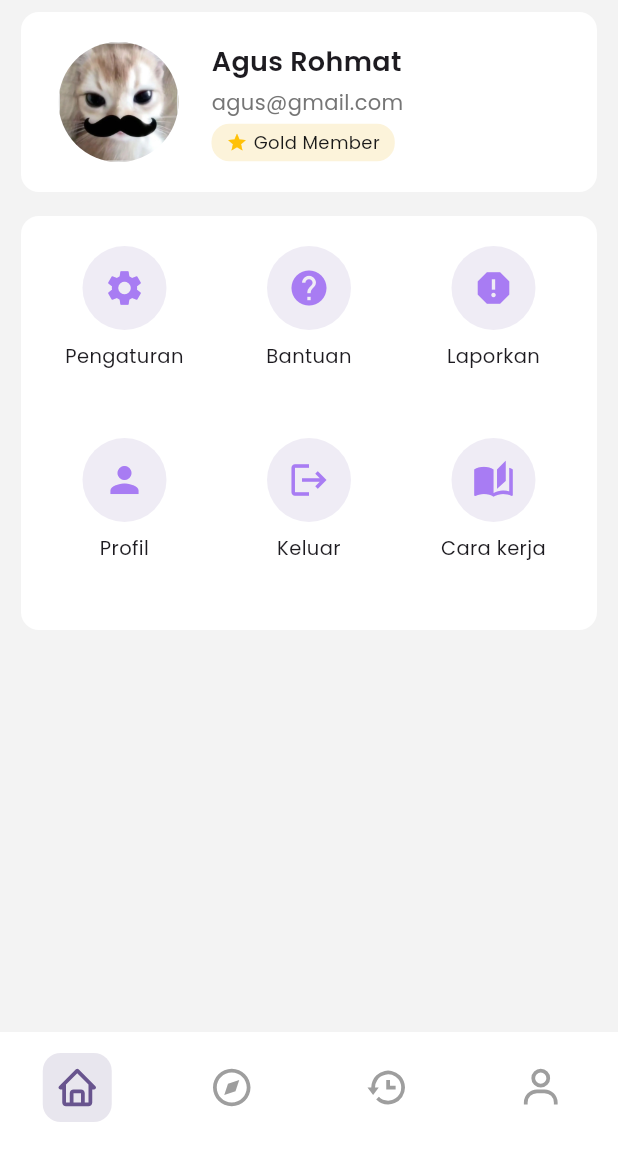
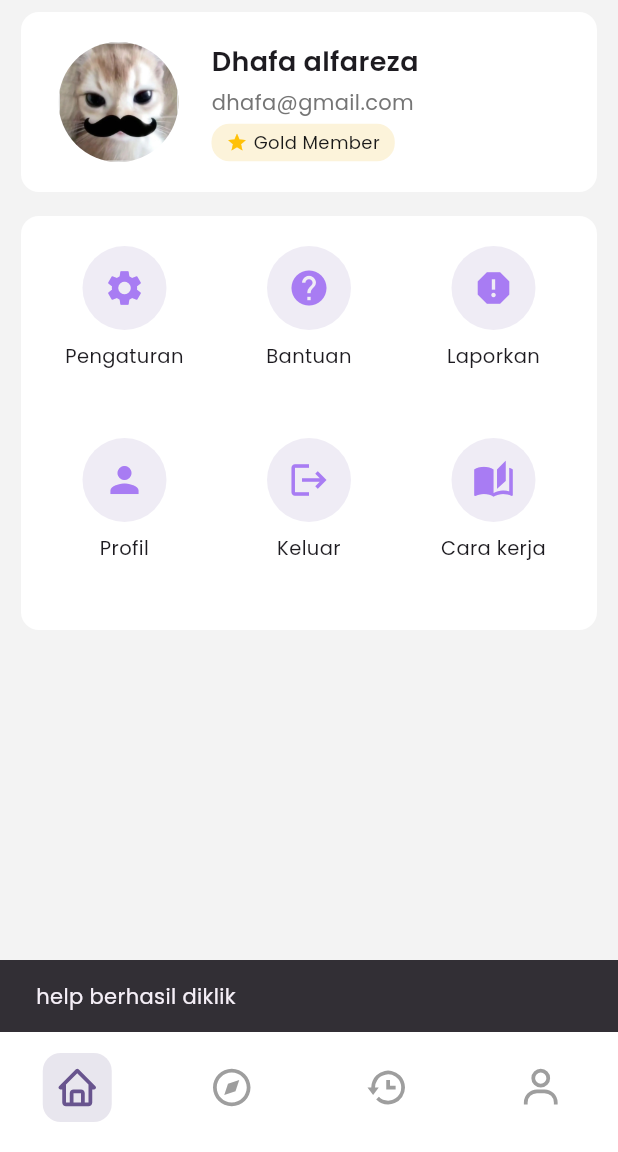
Before and after one commit to Shdhz/Taaruf-app, a Flutter app: the screen it shows after launch, after a tap on "LEWATI", after a tap on "MASUK", after a tap on "Bantuan", on a phone screen of 412 x 824 dp, the part 84-1236 px from its top. Run offline on Flutter 3.47's test engine with Material 3 defaults, Android fonts, the phone set to English and light mode, and no system bars; our stand-ins replace get, google_fonts, icons_plus.

Commit message:
refactor: beranda page and profile page

```diff
--- a/lib/pages/beranda.dart
+++ b/lib/pages/beranda.dart
@@ -12,13 +12,111 @@ class Beranda extends StatefulWidget {
 }
 
 class _BerandaState extends State<Beranda> {
+  // DATA CONFIGURATION - Ubah data di sini
+  final String profileImagePath = "images/download.jpg";
+  final String userName = "Dhafa alfareza";
+  final String userEmail = "dhafa@gmail.com";
+  final String membershipType = "Gold Member";
+  final Color membershipBadgeColor = Color.fromARGB(255, 252, 243, 218);
+  final String appTitle = "Home";
+  final String buttonText = "CV Taaruf";
+
+  // Menu Configuration
+  final List<Map<String, dynamic>> menuConfig = [
+    {
+      'icon': Icons.settings,
+      'label': 'Pengaturan',
+      'action': 'settings',
+      'enabled': true,
+    },
+    {
+      'icon': Icons.help,
+      'label': 'Bantuan',
+      'action': 'help',
+      'enabled': true,
+    },
+    {
+      'icon': Icons.report,
+      'label': 'Laporkan',
+      'action': 'report',
+      'enabled': true,
+    },
+    {
+      'icon': Icons.person,
+      'label': 'Profil',
+      'action': 'profile',
+      'enabled': true,
+    },
+    {
+      'icon': Icons.logout,
+      'label': 'Keluar',
+      'action': 'logout',
+      'enabled': true,
+    },
+    {
+      'icon': Icons.auto_stories,
+      'label': 'Cara kerja',
+      'action': 'how_to',
+      'enabled': true,
+    },
+  ];
+
+  // Messages Configuration
+  final String profileImageClickMessage = "Gambar berhasil kamu klik";
+  final String settingsClickMessage = "Pengaturan berhasil kamu klik";
+  // END DATA CONFIGURATION
+
   int selectedIndex = 0;
+
+  void _handleMenuTap(String action) {
+    switch (action) {
+      case 'settings':
+        ScaffoldMessenger.of(context).showSnackBar(
+          SnackBar(content: Text(settingsClickMessage)),
+        );
+        break;
+      case 'help':
+        // Navigate to help page
+        ScaffoldMessenger.of(context).showSnackBar(
+          SnackBar(content: Text("$action berhasil diklik")),
+        );
+        break;
+      case 'report':
+        // Navigate to report page
+        ScaffoldMessenger.of(context).showSnackBar(
+          SnackBar(content: Text("$action berhasil diklik")),
+        );
+        break;
+      case 'profile':
+        // Navigate to profile page
+        ScaffoldMessenger.of(context).showSnackBar(
+          SnackBar(content: Text("$action berhasil diklik")),
+        );
+        break;
+      case 'logout':
+        // Handle logout
+        ScaffoldMessenger.of(context).showSnackBar(
+          SnackBar(content: Text("$action berhasil diklik")),
+        );
+        break;
+      case 'how_to':
+        // Navigate to how-to page
+        ScaffoldMessenger.of(context).showSnackBar(
+          SnackBar(content: Text("$action berhasil diklik")),
+        );
+        break;
+      default:
+        ScaffoldMessenger.of(context).showSnackBar(
+          SnackBar(content: Text("Aksi tidak dikenali")),
+        );
+    }
+  }
 
   @override
   Widget build(BuildContext context) {
     return Scaffold(
       appBar: AppBar(
-        title: Text('Home', style: TextStyle(color: Colors.deepPurple)),
+        title: Text(appTitle, style: TextStyle(color: Colors.deepPurple)),
         backgroundColor: const Color.fromARGB(255, 255, 255, 255),
         elevation: 0,
         actions: [
@@ -36,8 +134,8 @@ class _BerandaState extends State<Beranda> {
                   borderRadius: BorderRadius.circular(8),
                 ),
               ),
-              child: const Text(
-                'CV Taaruf',
+              child: Text(
+                buttonText,
                 style: TextStyle(color: Color.fromARGB(255, 255, 255, 255)),
               ),
             ),
@@ -62,11 +160,11 @@ class _BerandaState extends State<Beranda> {
                 child: Row(
                   children: [
                     buildClickableOvalImage(
-                      imagePath: 'images/download.jpg',
+                      imagePath: profileImagePath,
                       onTap: () {
                         ScaffoldMessenger.of(context).showSnackBar(
-                          const SnackBar(
-                            content: Text('Gambar berhasil kamu klik'),
+                          SnackBar(
+                            content: Text(profileImageClickMessage),
                           ),
                         );
                       },
@@ -78,10 +176,10 @@ class _BerandaState extends State<Beranda> {
                       child: Column(
                         crossAxisAlignment: CrossAxisAlignment.start,
                         children: [
-                          Text('Agus Rohmat', style: AppTextStyle.h3),
+                          Text(userName, style: AppTextStyle.h3),
                           const SizedBox(height: 4),
                           Text(
-                            'agus@gmail.com',
+                            userEmail,
                             style: AppTextStyle.bodyMedium.copyWith(
                               color: Colors.grey.shade600,
                             ),
@@ -95,12 +193,7 @@ class _BerandaState extends State<Beranda> {
                                   vertical: 4,
                                 ),
                                 decoration: BoxDecoration(
-                                  color: const Color.fromARGB(
-                                    255,
-                                    252,
-                                    243,
-                                    218,
-                                  ),
+                                  color: membershipBadgeColor,
                                   borderRadius: BorderRadius.circular(12),
                                 ),
                                 child: Row(
@@ -112,7 +205,7 @@ class _BerandaState extends State<Beranda> {
                                     ),
                                     const SizedBox(width: 4),
                                     Text(
-                                      'Gold Member',
+                                      membershipType,
                                       style: AppTextStyle.bodySmall.copyWith(
                                         color: const Color.fromARGB(
                                           255,
@@ -146,26 +239,23 @@ class _BerandaState extends State<Beranda> {
                   color: Colors.white,
                   borderRadius: BorderRadius.circular(12),
                 ),
-                child: GridView.count(
-                  crossAxisCount: 3,
+                child: GridView.builder(
+                  gridDelegate: SliverGridDelegateWithFixedCrossAxisCount(
+                    crossAxisCount: 3,
+                    crossAxisSpacing: 15,
+                    mainAxisSpacing: 20,
+                  ),
                   shrinkWrap: true,
                   physics: const NeverScrollableScrollPhysics(),
-                  crossAxisSpacing: 15,
-                  mainAxisSpacing: 20,
-                  children: [
-                    _buildMenuItem(Icons.settings, 'Pengaturan', () {
-                      ScaffoldMessenger.of(context).showSnackBar(
-                        SnackBar(
-                          content: Text("Pengaturan berhasil kamu klik"),
-                        ),
-                      );
-                    }),
-                    _buildMenuItem(Icons.help, 'Bantuan', () {}),
-                    _buildMenuItem(Icons.report, 'Laporkan', () {}),
-                    _buildMenuItem(Icons.person, 'Profil', () {}),
-                    _buildMenuItem(Icons.logout, 'Keluar', () {}),
-                    _buildMenuItem(Icons.auto_stories, 'Cara kerja', () {}),
-                  ],
+                  itemCount: menuConfig.length,
+                  itemBuilder: (context, index) {
+                    final menu = menuConfig[index];
+                    return _buildMenuItem(
+                      menu['icon'],
+                      menu['label'],
+                      menu['enabled'] ? () => _handleMenuTap(menu['action']) : null,
+                    );
+                  },
                 ),
               ),
             ],
@@ -178,10 +268,11 @@ class _BerandaState extends State<Beranda> {
 }
 
 // Menu item
-Widget _buildMenuItem(IconData icon, String label, VoidCallback onTap) {
+Widget _buildMenuItem(IconData icon, String label, VoidCallback? onTap) {
   return GestureDetector(
     onTap: onTap,
-    child: SizedBox(
+    child: Opacity(
+      opacity: onTap != null ? 1.0 : 0.5,
       child: Column(
         children: [
           CircleAvatar(
--- a/lib/pages/profile.dart
+++ b/lib/pages/profile.dart
@@ -11,7 +11,7 @@ class Profile extends StatelessWidget {
     final String name = "Dhafa Alfareza";
     final int age = 31;
     final String gender = "male";
-    final String job = "Entrepreneur";
+    final String job = "Programmer";
 
     IconData genderIcon = gender == "male" ? Icons.male : Icons.female;
 
@@ -52,7 +52,7 @@ class Profile extends StatelessWidget {
                       radius: 70,
                       backgroundImage: NetworkImage(profileImageUrl),
                     ),
-                    const SizedBox(height: 8),
+                    const SizedBox(height: 10),
                     Text(
                       name,
                       style: const TextStyle(
@@ -121,7 +121,7 @@ class Profile extends StatelessWidget {
                   vertical: 12,
                 ),
                 leading: Container(
-                  padding: const EdgeInsets.all(8),
+                  padding: const EdgeInsets.all(10),
                   decoration: BoxDecoration(
                     color: const Color(0xFFEDE7F6),
                     shape: BoxShape.circle,
@@ -172,7 +172,7 @@ class Profile extends StatelessWidget {
                   vertical: 12,
                 ),
                 leading: Container(
-                  padding: const EdgeInsets.all(8),
+                  padding: const EdgeInsets.all(10),
                   decoration: BoxDecoration(
                     color: const Color(0xFFFFEBEE),
                     shape: BoxShape.circle,
```
